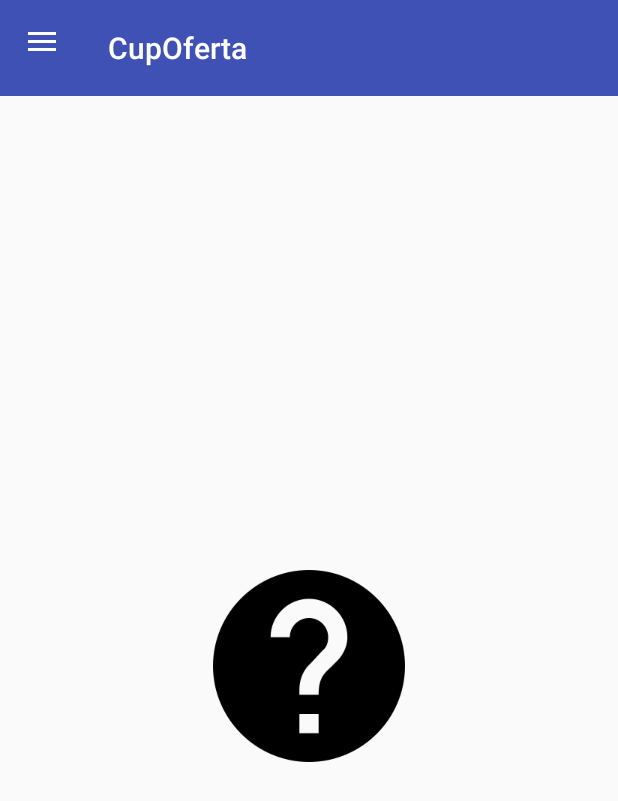
After one commit to jpjordan10/CupOferta, an Android app: the fragment ConfiguracionFragment placed in its activity, on a phone screen of 412 x 824 dp. The commit adds this screen. Shown: the top 801 px of the screen. Run offline under Robolectric (Android 15) with nearby library versions, the phone set to English and light mode, and no system bars.

Commit message:
Add Navigation Drawer

```diff
--- /dev/null
+++ b/app/src/main/java/com/mighty/cupoferta/NavigationActivity.java
@@ -0,0 +1,100 @@
+package com.mighty.cupoferta;
+
+import android.os.Bundle;
+import android.support.design.widget.NavigationView;
+import android.support.v4.app.Fragment;
+import android.support.v4.app.FragmentTransaction;
+import android.support.v4.widget.DrawerLayout;
+import android.support.v7.app.ActionBarDrawerToggle;
+import android.support.v7.app.AppCompatActivity;
+import android.support.v7.widget.Toolbar;
+import android.view.MenuItem;
+import android.view.View;
+
+import com.mighty.cupoferta.ui.OnNavListener;
+import com.mighty.cupoferta.ui.fragments.ConfiguracionFragment;
+import com.mighty.cupoferta.ui.fragments.MedallasFragment;
+import com.mighty.cupoferta.ui.fragments.MisCuponesFragment;
+
+public class NavigationActivity extends AppCompatActivity implements OnNavListener {
+
+    private Toolbar toolbar;
+    private NavigationView navigationView;
+    private DrawerLayout drawerLayout;
+
+    @Override
+    protected void onCreate(Bundle savedInstanceState) {
+        super.onCreate(savedInstanceState);
+        setContentView(R.layout.activity_navigation);
+        toolbar = (Toolbar) findViewById(R.id.toolbar);
+        setSupportActionBar(toolbar);
+
+        navigationView = (NavigationView) findViewById(R.id.navigation_view);
+
+        navigationView.setNavigationItemSelectedListener(new NavigationView.OnNavigationItemSelectedListener() {
+
+            @Override
+            public boolean onNavigationItemSelected(MenuItem menuItem) {
+                if (menuItem.isChecked()) menuItem.setChecked(false);
+                else menuItem.setChecked(true);
+                drawerLayout.closeDrawers();
+
+                switch (menuItem.getItemId()) {
+                    case R.id.menuAndroid:
+                        changeFragment(0);
+                        return true;
+                    case R.id.menuAndroidBug:
+                        changeFragment(1);
+                        return true;
+                    case R.id.menuAndroidHelp:
+                        changeFragment(2);
+                        return true;
+                    default:
+                        return true;
+                }
+            }
+        });
+        drawerLayout = (DrawerLayout) findViewById(R.id.drawer);
+        ActionBarDrawerToggle actionBarDrawerToggle = new ActionBarDrawerToggle(this, drawerLayout, toolbar, R.string.openDrawer, R.string.closeDrawer) {
+
+            @Override
+            public void onDrawerClosed(View drawerView) {
+                super.onDrawerClosed(drawerView);
+            }
+
+            @Override
+            public void onDrawerOpened(View drawerView) {
+
+                super.onDrawerOpened(drawerView);
+            }
+        };
+        drawerLayout.setDrawerListener(actionBarDrawerToggle);
+        actionBarDrawerToggle.syncState();
+    }
+
+    private void changeFragment(int i) {
+        Fragment fragment = null;
+        switch (i) {
+            case 0:
+                fragment = new MisCuponesFragment();
+                break;
+            case 1:
+                fragment = new MedallasFragment();
+                break;
+            case 2:
+                fragment = new ConfiguracionFragment();
+                break;
+        }
+        if (fragment != null) {
+            FragmentTransaction fragmentTransaction = getSupportFragmentManager().beginTransaction();
+            fragmentTransaction.replace(R.id.frame, fragment);
+            fragmentTransaction.commit();
+        }
+    }
+
+    @Override
+    public boolean onSupportNavigateUp() {
+        onBackPressed();
+        return true;
+    }
+}
--- /dev/null
+++ b/app/src/main/java/com/mighty/cupoferta/ui/OnNavListener.java
@@ -0,0 +1,9 @@
+package com.mighty.cupoferta.ui;
+
+/**
+ * Created by jeanp on 21/11/2017.
+ */
+
+public interface OnNavListener {
+
+}
--- /dev/null
+++ b/app/src/main/java/com/mighty/cupoferta/ui/fragments/ConfiguracionFragment.java
@@ -0,0 +1,87 @@
+package com.mighty.cupoferta.ui.fragments;
+
+import android.content.Context;
+import android.net.Uri;
+import android.os.Bundle;
+import android.support.v4.app.Fragment;
+import android.view.LayoutInflater;
+import android.view.View;
+import android.view.ViewGroup;
+
+import com.mighty.cupoferta.R;
+import com.mighty.cupoferta.ui.OnNavListener;
+
+/**
+ * A simple {@link Fragment} subclass.
+ * Activities that contain this fragment must implement the
+ * to handle interaction events.
+ * Use the {@link ConfiguracionFragment#newInstance} factory method to
+ * create an instance of this fragment.
+ */
+public class ConfiguracionFragment extends Fragment {
+    // TODO: Rename parameter arguments, choose names that match
+    // the fragment initialization parameters, e.g. ARG_ITEM_NUMBER
+    private static final String ARG_PARAM1 = "param1";
+    private static final String ARG_PARAM2 = "param2";
+
+    // TODO: Rename and change types of parameters
+    private String mParam1;
+    private String mParam2;
+
+    private OnNavListener mListener;
+
+    public ConfiguracionFragment() {
+        // Required empty public constructor
+    }
+
+    /**
+     * Use this factory method to create a new instance of
+     * this fragment using the provided parameters.
+     *
+     * @param param1 Parameter 1.
+     * @param param2 Parameter 2.
+     * @return A new instance of fragment ConfiguracionFragment.
+     */
+    // TODO: Rename and change types and number of parameters
+    public static ConfiguracionFragment newInstance(String param1, String param2) {
+        ConfiguracionFragment fragment = new ConfiguracionFragment();
+        Bundle args = new Bundle();
+        args.putString(ARG_PARAM1, param1);
+        args.putString(ARG_PARAM2, param2);
+        fragment.setArguments(args);
+        return fragment;
+    }
+
+    @Override
+    public void onCreate(Bundle savedInstanceState) {
+        super.onCreate(savedInstanceState);
+        if (getArguments() != null) {
+            mParam1 = getArguments().getString(ARG_PARAM1);
+            mParam2 = getArguments().getString(ARG_PARAM2);
+        }
+    }
+
+    @Override
+    public View onCreateView(LayoutInflater inflater, ViewGroup container,
+                             Bundle savedInstanceState) {
+        // Inflate the layout for this fragment
+        return inflater.inflate(R.layout.fragment_configuracion, container, false);
+    }
+
+    @Override
+    public void onAttach(Context context) {
+        super.onAttach(context);
+        if (context instanceof OnNavListener) {
+            mListener = (OnNavListener) context;
+        } else {
+            throw new RuntimeException(context.toString()
+                    + " must implement OnFragmentInteractionListener");
+        }
+    }
+
+    @Override
+    public void onDetach() {
+        super.onDetach();
+        mListener = null;
+    }
+}
--- a/app/src/main/res/layout/activity_main.xml
+++ b/app/src/main/res/layout/activity_main.xml
@@ -10,6 +10,6 @@
         android:id="@+id/btnIngresar"
         android:layout_width="match_parent"
         android:layout_height="wrap_content"
-        android:text="Ingresar"
+        android:text="@string/ingresar"
         />
 </RelativeLayout>
--- /dev/null
+++ b/app/src/main/res/layout/activity_navigation.xml
@@ -0,0 +1,34 @@
+<?xml version="1.0" encoding="utf-8"?>
+<android.support.v4.widget.DrawerLayout xmlns:android="http://schemas.android.com/apk/res/android"
+    xmlns:tools="http://schemas.android.com/tools"
+    xmlns:app="http://schemas.android.com/apk/res-auto"
+    android:id="@+id/drawer"
+    android:layout_width="match_parent"
+    android:layout_height="match_parent"
+    android:fitsSystemWindows="true"
+    tools:context=".MainActivity">
+    <LinearLayout
+        android:layout_height="match_parent"
+        android:layout_width="match_parent"
+        android:orientation="vertical">
+        <include
+            android:id="@+id/toolbar"
+            layout="@layout/toolbar" />
+        <FrameLayout
+            android:id="@+id/frame"
+            android:layout_width="match_parent"
+            android:layout_height="match_parent">
+
+        </FrameLayout>
+
+    </LinearLayout>
+
+    <android.support.design.widget.NavigationView
+        android:id="@+id/navigation_view"
+        android:layout_height="match_parent"
+        android:layout_width="wrap_content"
+        android:layout_gravity="start"
+        app:headerLayout="@layout/header"
+        app:menu="@menu/menu_nav"
+        />
+</android.support.v4.widget.DrawerLayout>
--- /dev/null
+++ b/app/src/main/res/layout/fragment_configuracion.xml
@@ -0,0 +1,13 @@
+<FrameLayout xmlns:android="http://schemas.android.com/apk/res/android"
+    xmlns:tools="http://schemas.android.com/tools"
+    android:layout_width="match_parent"
+    android:layout_height="match_parent">
+
+    <!-- TODO: Update blank fragment layout -->
+    <ImageView
+        android:layout_width="wrap_content"
+        android:layout_height="wrap_content"
+        android:layout_gravity="center"
+        android:src="@mipmap/ic_android_help"/>
+
+</FrameLayout>
--- /dev/null
+++ b/app/src/main/res/layout/toolbar.xml
@@ -0,0 +1,7 @@
+<?xml version="1.0" encoding="utf-8"?>
+<android.support.v7.widget.Toolbar xmlns:android="http://schemas.android.com/apk/res/android"
+    xmlns:app="http://schemas.android.com/apk/res-auto"
+    android:layout_width="match_parent"
+    android:layout_height="64dp"
+    app:theme="@style/ThemeOverlay.AppCompat.Dark.ActionBar"
+    android:background="@color/colorPrimary"/>
--- /dev/null
+++ b/app/src/main/res/menu/menu_nav.xml
@@ -0,0 +1,26 @@
+<?xml version="1.0" encoding="utf-8"?>
+<menu xmlns:android="http://schemas.android.com/apk/res/android">
+
+    <group android:checkableBehavior="single">
+
+        <item
+            android:id="@+id/menuAndroid"
+            android:checked="false"
+            android:icon="@drawable/ic_android_black_48dp"
+            android:title="Android" />
+
+        <item
+            android:id="@+id/menuAndroidBug"
+            android:checked="false"
+            android:icon="@drawable/ic_bug_report_black_48dp"
+            android:title="Android Bug" />
+
+        <item
+            android:id="@+id/menuAndroidHelp"
+            android:checked="false"
+            android:icon="@drawable/ic_help_black_48dp"
+            android:title="Android Help" />
+
+
+    </group>
+</menu>
--- a/app/src/main/res/values/strings.xml
+++ b/app/src/main/res/values/strings.xml
@@ -2,4 +2,5 @@
     <string name="app_name">CupOferta</string>
     <string name="closeDrawer">Navigation View</string>
     <string name="openDrawer">Navigation View Closed</string>
+    <string name="ingresar">Ingresar</string>
 </resources>
```
Also changed, not shown: app/src/main/java/com/mighty/cupoferta/ui/fragments/MedallasFragment.java (added, +88 -0 lines), app/src/main/java/com/mighty/cupoferta/ui/fragments/MisCuponesFragment.java (added, +88 -0 lines), app/src/main/res/layout/fragment_medallas.xml (added, +13 -0 lines), app/src/main/res/layout/fragment_mis_cupones.xml (added, +13 -0 lines), app/src/main/res/layout/header.xml (added, +10 -0 lines), app/src/main/res/values-v21/styles.xml (added, +19 -0 lines), app/src/main/res/mipmap-xhdpi/ic_android.png (added), app/src/main/res/mipmap-xhdpi/ic_android_bug.png (added), app/src/main/res/mipmap-xhdpi/ic_android_help.png (added).
